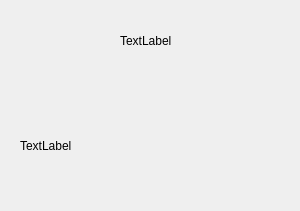
First picture: the form in dialog.ui, repository umaru2001/MagicTower, before the edit.
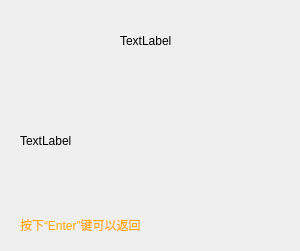
Second picture: the form after the edit.

What changed in the file:
```diff
--- a/dialog.ui
+++ b/dialog.ui
@@ -7,7 +7,7 @@
     <x>0</x>
     <y>0</y>
     <width>300</width>
-    <height>211</height>
+    <height>251</height>
    </rect>
   </property>
   <property name="windowTitle">
@@ -30,13 +30,29 @@
    <property name="geometry">
     <rect>
      <x>20</x>
-     <y>90</y>
+     <y>80</y>
      <width>261</width>
-     <height>111</height>
+     <height>121</height>
     </rect>
    </property>
    <property name="text">
     <string>TextLabel</string>
+   </property>
+   <property name="wordWrap">
+    <bool>true</bool>
+   </property>
+  </widget>
+  <widget class="QLabel" name="label">
+   <property name="geometry">
+    <rect>
+     <x>20</x>
+     <y>210</y>
+     <width>271</width>
+     <height>31</height>
+    </rect>
+   </property>
+   <property name="text">
+    <string>&lt;html&gt;&lt;head/&gt;&lt;body&gt;&lt;p&gt;&lt;span style=&quot; color:#ffaa00;&quot;&gt;按下“Enter”键可以返回&lt;/span&gt;&lt;/p&gt;&lt;/body&gt;&lt;/html&gt;</string>
    </property>
   </widget>
  </widget>
```
Left out of the diff: 5 changed lines with no effect on the pictures.
